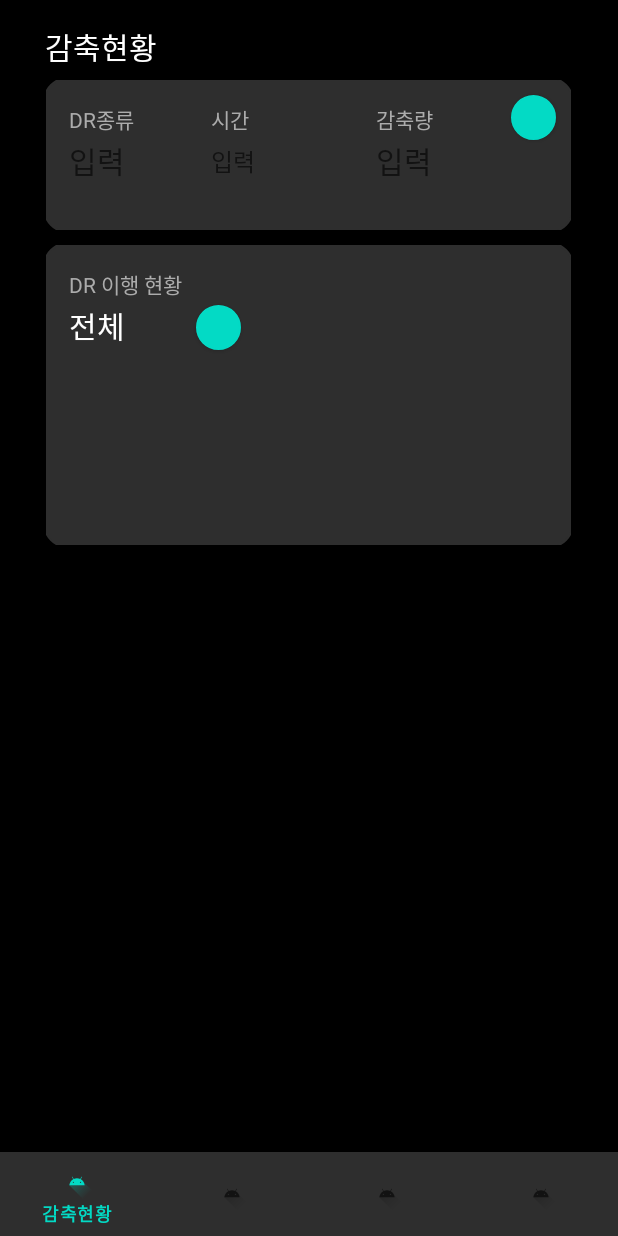
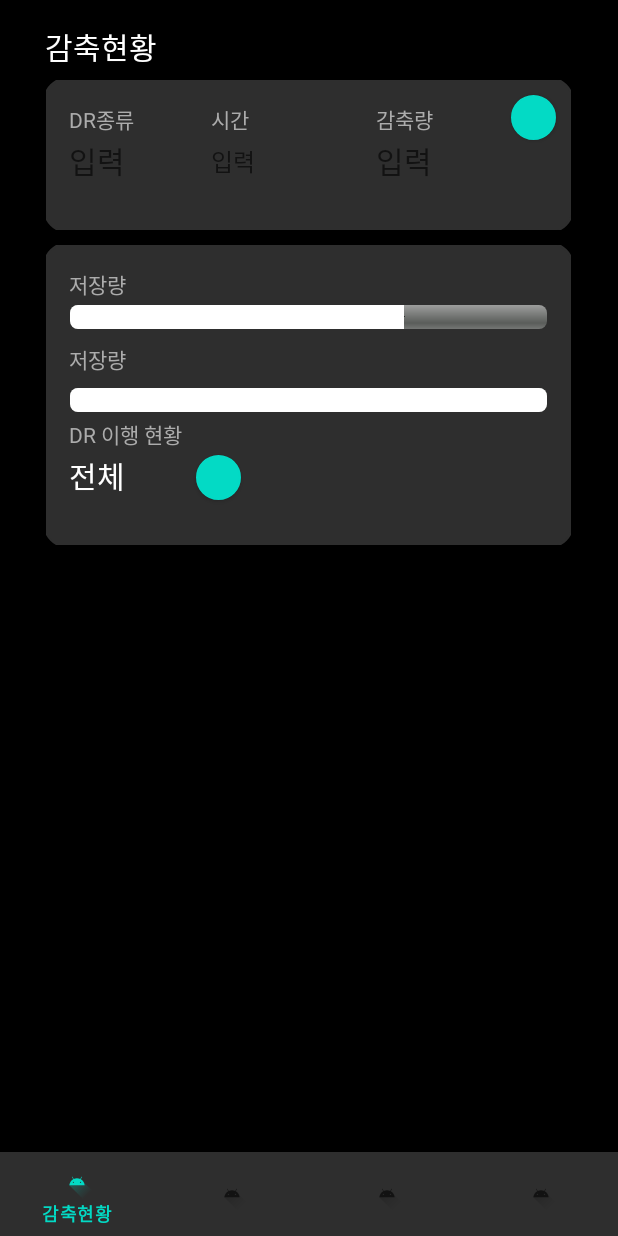
Before and after one commit to capstone-design-team4/Client, an Android app: the screen it shows after launch (MainActivity), on a phone screen of 412 x 824 dp. Run offline under Robolectric (Android 15) with nearby library versions, the light colour scheme and no system bars.

Commit message:
배터리 현황 표시

```diff
--- a/app/src/main/java/com/capstone/jeonshimclient/DRFragment.kt
+++ b/app/src/main/java/com/capstone/jeonshimclient/DRFragment.kt
@@ -1,11 +1,14 @@
 package com.capstone.jeonshimclient
 
+import android.graphics.Color
+import android.graphics.drawable.ColorDrawable
 import android.os.Bundle
 import android.text.Editable
 import androidx.fragment.app.Fragment
 import android.view.LayoutInflater
 import android.view.View
 import android.view.ViewGroup
+import android.widget.SeekBar
 import kotlinx.android.synthetic.main.fragment_dr.*
 
 class DRFragment : Fragment() {
@@ -38,5 +41,34 @@ class DRFragment : Fragment() {
             }
         }
         )
+        barBattey.max = 100
+        barBattey.setProgress(70)
+        barBattey.thumb = ColorDrawable(Color.TRANSPARENT)
+        barBattey.setOnSeekBarChangeListener(object : SeekBar.OnSeekBarChangeListener {
+            override fun onProgressChanged(seekBar: SeekBar?, progress: Int, fromUser: Boolean) {
+                seekBar?.progress = 70
+            }
+
+            override fun onStartTrackingTouch(seekBar: SeekBar?) {
+            }
+
+            override fun onStopTrackingTouch(seekBar: SeekBar?) {
+            }
+        })
+
+        barDRcondition.max = 100
+        barDRcondition.setProgress(100)
+        barDRcondition.thumb = ColorDrawable(Color.TRANSPARENT)
+        barDRcondition.setOnSeekBarChangeListener(object : SeekBar.OnSeekBarChangeListener {
+            override fun onProgressChanged(seekBar: SeekBar?, progress: Int, fromUser: Boolean) {
+                seekBar?.progress = 100
+            }
+
+            override fun onStartTrackingTouch(seekBar: SeekBar?) {
+            }
+
+            override fun onStopTrackingTouch(seekBar: SeekBar?) {
+            }
+        })
     }
 }
--- /dev/null
+++ b/app/src/main/res/drawable/batterybar.xml
@@ -0,0 +1,46 @@
+<?xml version="1.0" encoding="utf-8"?>
+
+<layer-list xmlns:android="http://schemas.android.com/apk/res/android">
+    <item android:id="@android:id/background">
+        <shape>
+            <corners android:radius="5dip" />
+            <gradient
+                android:startColor="#ff9d9e9d"
+                android:centerColor="#ff5a5d5a"
+                android:centerY="0.75"
+                android:endColor="#ff747674"
+                android:angle="270"
+                />
+        </shape>
+    </item>
+
+    <item android:id="@android:id/secondaryProgress">
+        <clip>
+            <shape>
+                <corners android:radius="5dip" />
+                <gradient
+                    android:startColor="#ffffffff"
+                    android:centerColor="#ffffffff"
+                    android:centerY="0.75"
+                    android:endColor="#ffffffff"
+                    android:angle="270"
+                    />
+            </shape>
+        </clip>
+    </item>
+
+    <item android:id="@android:id/progress">
+        <clip>
+            <shape>
+                <corners android:radius="5dip" />
+                <gradient
+                    android:startColor="#ffffffff"
+                    android:centerColor="#ffffffff"
+                    android:centerY="0.75"
+                    android:endColor="#ffffffff"
+                    android:angle="270"
+                    />
+            </shape>
+        </clip>
+    </item>
+</layer-list>
--- a/app/src/main/res/layout/fragment_dr.xml
+++ b/app/src/main/res/layout/fragment_dr.xml
@@ -155,7 +155,7 @@
             android:layout_height="30dp"
             android:layout_marginStart="100dp"
             android:layout_marginLeft="100dp"
-            android:layout_marginTop="40dp"
+            android:layout_marginTop="140dp"
             android:background="@drawable/shape_for_circle_button"
             android:fontFamily="@font/font1"
             android:minWidth="40dip"
@@ -173,8 +173,30 @@
 
             android:layout_marginStart="15dp"
             android:layout_marginLeft="15dp"
+            android:layout_marginTop="115dp"
+            android:text="DR 이행 현황"
+            android:textColor="#ACACAC" />
+
+        <TextView
+            android:id="@+id/text_Battery"
+            android:layout_width="wrap_content"
+            android:layout_height="wrap_content"
+
+            android:layout_marginStart="15dp"
+            android:layout_marginLeft="15dp"
             android:layout_marginTop="15dp"
-            android:text="DR 이행 현황"
+            android:text="저장량"
+            android:textColor="#ACACAC" />
+
+        <TextView
+            android:id="@+id/text_generation_condition"
+            android:layout_width="wrap_content"
+            android:layout_height="wrap_content"
+
+            android:layout_marginStart="15dp"
+            android:layout_marginLeft="15dp"
+            android:layout_marginTop="65dp"
+            android:text="저장량"
             android:textColor="#ACACAC" />
 
         <EditText
@@ -183,7 +205,7 @@
             android:layout_height="wrap_content"
             android:layout_marginStart="15dp"
             android:layout_marginLeft="15dp"
-            android:layout_marginTop="30dp"
+            android:layout_marginTop="130dp"
             android:background="@null"
             android:ems="10"
             android:enabled="false"
@@ -193,6 +215,20 @@
             android:textColor="#FFFFFF"
             android:textSize="20sp" />
 
+        <SeekBar
+            android:id="@+id/barBattey"
+            android:layout_width="match_parent"
+            android:layout_height="wrap_content"
+            android:layout_marginTop="40dp"
+            android:progressDrawable="@drawable/batterybar" />
+
+        <SeekBar
+            android:id="@+id/barDRcondition"
+            android:layout_width="match_parent"
+            android:layout_height="wrap_content"
+            android:layout_marginTop="95dp"
+            android:progressDrawable="@drawable/batterybar" />
+
     </FrameLayout>
 
 </androidx.constraintlayout.widget.ConstraintLayout>
```
